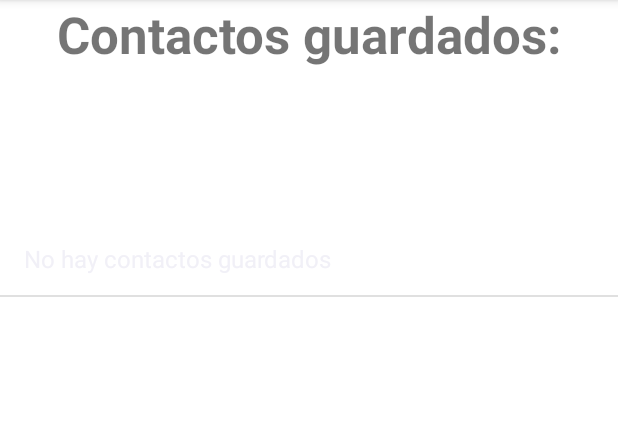
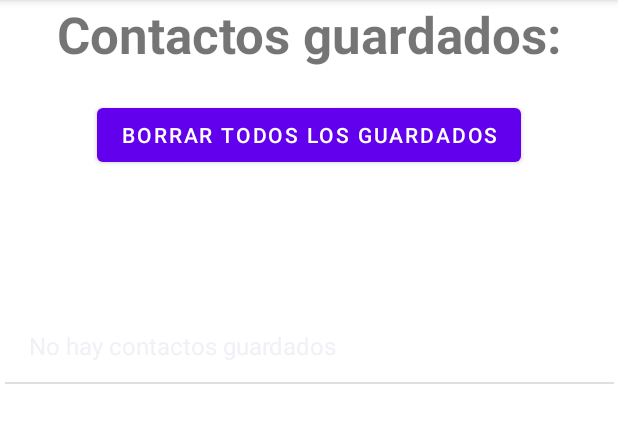
Before and after one commit to heisenferg/birthdayReminder, an Android app: the screen it shows after launch (ListadoConfigurado), after a tap on "VER CONTACTOS CONFIGURADOS", on a phone screen of 412 x 824 dp, the part 84-527 px from its top. Run offline under Robolectric (Android 15) with nearby library versions, the phone set to English and light mode, and no system bars.

Commit message:
28 - FINAL / FUNCIONA TODO --------------------------ACABADO

```diff
--- a/app/src/main/AndroidManifest.xml
+++ b/app/src/main/AndroidManifest.xml
@@ -14,7 +14,7 @@
 
     <application
         android:allowBackup="true"
-        android:icon="@mipmap/ic_launcher"
+        android:icon="@drawable/cumple"
         android:label="@string/app_name"
         android:roundIcon="@mipmap/ic_launcher_round"
         android:supportsRtl="true"
--- a/app/src/main/java/com/example/birthdayreminder/ListadoConfigurado.java
+++ b/app/src/main/java/com/example/birthdayreminder/ListadoConfigurado.java
@@ -6,7 +6,9 @@ import android.util.Log;
 import android.view.View;
 import android.widget.AdapterView;
 import android.widget.ArrayAdapter;
+import android.widget.Button;
 import android.widget.ListView;
+import android.widget.Toast;
 
 import androidx.annotation.Nullable;
 import androidx.appcompat.app.AppCompatActivity;
@@ -15,8 +17,8 @@ import java.util.ArrayList;
 import java.util.List;
 
 public class ListadoConfigurado extends AppCompatActivity  {
-    private static String size="JKJKJJ";
     ListView listaContactos;
+    Button borrar;
 
     @Override
     protected void onCreate(@Nullable Bundle savedInstanceState) {
@@ -24,6 +26,22 @@ public class ListadoConfigurado extends AppCompatActivity  {
         setContentView(R.layout.listado_configurado);
         listaContactos = findViewById(R.id.listviewContactos);
         listarGuardados();
+
+        listaContactos.setOnItemLongClickListener(new AdapterView.OnItemLongClickListener() {
+            @Override
+            public boolean onItemLongClick(AdapterView<?> parent, View view, int position, long id) {
+                //borrarBD(position);
+                return false;
+            }
+        });
+
+        borrar = findViewById(R.id.buttonBorrar);
+        borrar.setOnClickListener(new View.OnClickListener() {
+            @Override
+            public void onClick(View v) {
+                borrarBD();
+            }
+        });
 
     }
 
@@ -75,5 +93,14 @@ public class ListadoConfigurado extends AppCompatActivity  {
         }
     }
 
+    public void borrarBD (){
+        ArrayAdapter<String> adaptador;
+        MainActivity.db.execSQL("DELETE FROM MisCumples");
+        lista.clear();
+
+        adaptador=new ArrayAdapter<String>
+                (getApplicationContext(),android.R.layout.simple_list_item_1,lista);
+        listaContactos.setAdapter(adaptador);
+    }
 
 }
--- a/app/src/main/java/com/example/birthdayreminder/MainActivity.java
+++ b/app/src/main/java/com/example/birthdayreminder/MainActivity.java
@@ -72,6 +72,8 @@ public class MainActivity extends AppCompatActivity implements View.OnClickListe
         Button buscar = findViewById(R.id.buttonBuscar);
         buscar.setOnClickListener(this);
         verContactos = findViewById(R.id.buttonBD);
+     //   solicitarPermisosSms();
+
         verContactos.setOnClickListener(new View.OnClickListener() {
             @Override
             public void onClick(View v) {
@@ -101,22 +103,20 @@ public class MainActivity extends AppCompatActivity implements View.OnClickListe
     boolean permisos_concedidos=false;
 
     private void solicitarPermisos(){
+        while (permisos_concedidos==false) {
+            if (checkSelfPermission(Manifest.permission.READ_CONTACTS) !=
+                    PackageManager.PERMISSION_GRANTED)  {
+                requestPermissions(new String[]{Manifest.permission.READ_CONTACTS}, 1);
 
-        //   while (permisos_concedidos==false) {
-        if (checkSelfPermission(Manifest.permission.READ_CONTACTS) !=
-                PackageManager.PERMISSION_GRANTED && checkSelfPermission(Manifest.permission.SEND_SMS) != PackageManager.PERMISSION_GRANTED) {
-            requestPermissions(new String[]{Manifest.permission.READ_CONTACTS}, 1);
-            requestPermissions(new String[]{Manifest.permission.SEND_SMS}, 1);
-        } else if (checkSelfPermission(Manifest.permission.READ_CONTACTS) ==
-                PackageManager.PERMISSION_GRANTED && checkSelfPermission(Manifest.permission.SEND_SMS) == PackageManager.PERMISSION_GRANTED){
-            permisos_concedidos=true;
-        }
-        if (checkSelfPermission(Manifest.permission.SEND_SMS) != PackageManager.PERMISSION_GRANTED){
-            requestPermissions(new String[]{Manifest.permission.SEND_SMS}, 1);
-        } else if (checkSelfPermission(Manifest.permission.SEND_SMS) == PackageManager.PERMISSION_GRANTED) {
-            permisos_concedidos = true;
+            } else if (checkSelfPermission(Manifest.permission.READ_CONTACTS) ==
+                    PackageManager.PERMISSION_GRANTED) {
+                    permisos_concedidos =true;
+            }
         }
     }
+
+
+
 
 
 
@@ -361,8 +361,12 @@ public class MainActivity extends AppCompatActivity implements View.OnClickListe
 
         @Override
         protected String doInBackground(String... strings) {
-            getCumpleaños(idContacto,getApplicationContext());
-            abrirFoto(contacto, getApplicationContext());
+            try {
+                getCumpleaños(idContacto, getApplicationContext());
+                abrirFoto(contacto, getApplicationContext());
+            }catch (Exception e){
+                Log.d("Async", "Error");
+            }
             return null;
         }
 
--- a/app/src/main/res/layout/listado_configurado.xml
+++ b/app/src/main/res/layout/listado_configurado.xml
@@ -7,11 +7,13 @@
 
     <ListView
         android:id="@+id/listviewContactos"
-        android:layout_width="412dp"
-        android:layout_height="618dp"
-        android:layout_marginBottom="1dp"
+        android:layout_width="406dp"
+        android:layout_height="561dp"
         app:layout_constraintBottom_toBottomOf="parent"
-        tools:layout_editor_absoluteX="-2dp" />
+        app:layout_constraintEnd_toEndOf="parent"
+        app:layout_constraintStart_toStartOf="parent"
+        app:layout_constraintTop_toBottomOf="@+id/buttonBorrar"
+        app:layout_constraintVertical_bias="1.0" />
 
     <TextView
         android:id="@+id/textView2"
@@ -24,4 +26,15 @@
         app:layout_constraintEnd_toEndOf="parent"
         app:layout_constraintStart_toStartOf="parent"
         app:layout_constraintTop_toTopOf="parent" />
+
+    <Button
+        android:id="@+id/buttonBorrar"
+        android:layout_width="wrap_content"
+        android:layout_height="wrap_content"
+        android:text="Borrar todos los guardados"
+        app:layout_constraintBottom_toBottomOf="parent"
+        app:layout_constraintEnd_toEndOf="@+id/textView2"
+        app:layout_constraintStart_toStartOf="@+id/textView2"
+        app:layout_constraintTop_toBottomOf="@+id/textView2"
+        app:layout_constraintVertical_bias="0.031" />
 </androidx.constraintlayout.widget.ConstraintLayout>
--- a/app/src/main/res/menu/mimenu.xml
+++ b/app/src/main/res/menu/mimenu.xml
@@ -1,6 +1,13 @@
 <?xml version="1.0" encoding="utf-8"?>
 <menu xmlns:app="http://schemas.android.com/apk/res-auto"
     xmlns:android="http://schemas.android.com/apk/res/android">
+
+    <item android:id="@+id/As"
+        android:orderInCategory="100"
+        android:icon="@drawable/cumple"
+        app:showAsAction="ifRoom"
+        android:title="Icono">
+    </item>
 
     <item
         android:id="@+id/miMenu"
```
Also changed, not shown: app/src/main/java/com/example/birthdayreminder/EditarContacto.java (+19 -4 lines).
